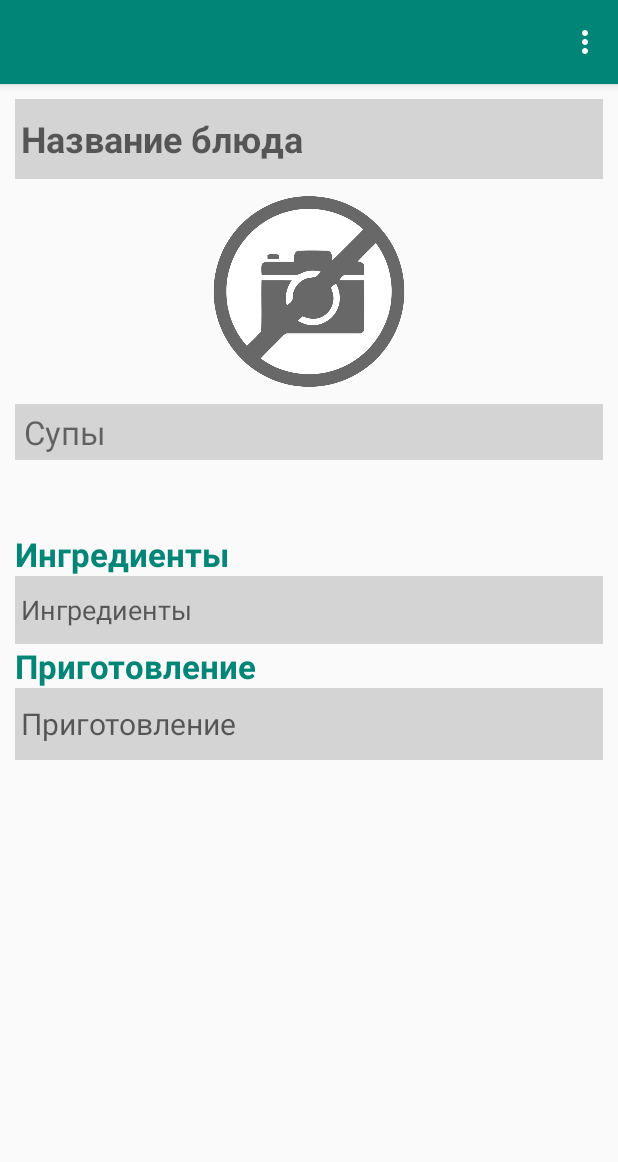
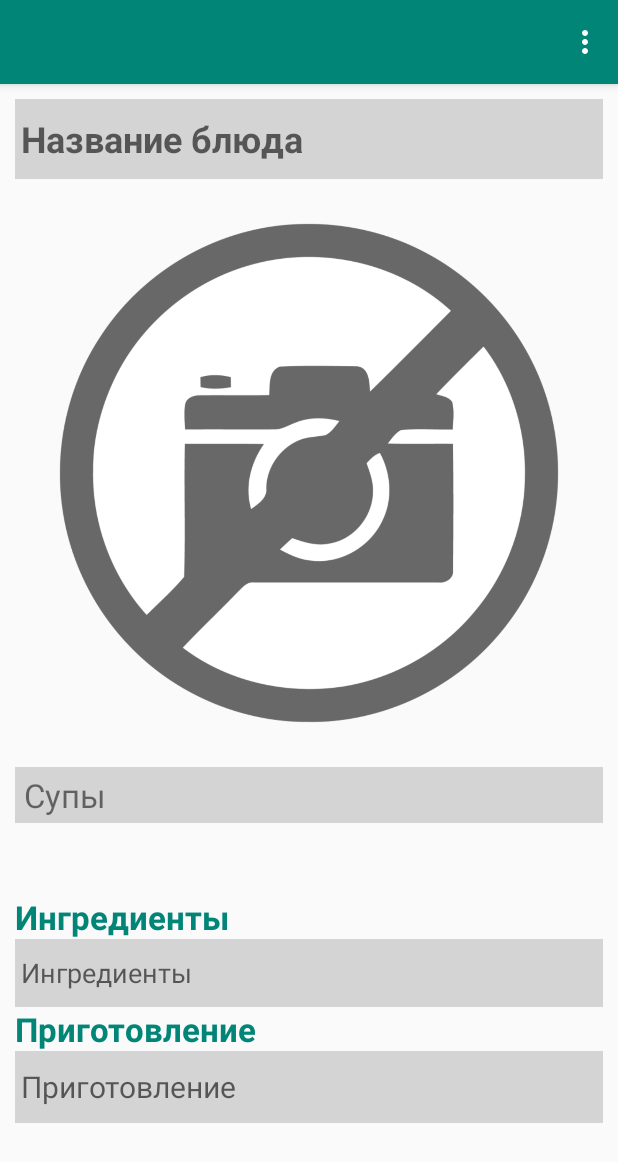
Before and after one commit to Anton9kin/Dishes, an Android app: the screen it shows after launch (DishDetail), in the options menu, after a tap on "Добавить рецепт", on a phone screen of 412 x 824 dp. Shown: the top 1162 px of the screen. Run offline under Robolectric (Android 15) with nearby library versions, the phone set to English and light mode, and no system bars; 5 statements that could not run were skipped.

Commit message:
Added round rectangle on ImageView

```diff
--- a/app/src/main/java/com/example/devyatkin/dishes/DishAdapter.java
+++ b/app/src/main/java/com/example/devyatkin/dishes/DishAdapter.java
@@ -59,6 +59,9 @@ public class DishAdapter extends ArrayAdapter<Dish> {
         public ViewHolder(View view){
             dishView = view.findViewById(R.id.dish_image);
             dishName = view.findViewById(R.id.dish_name);
+
+            dishView.setClipToOutline(true);
+            dishView.setBackgroundResource(R.drawable.rectangle_arround);
         }
     }
 }
--- /dev/null
+++ b/app/src/main/res/drawable/rectangle_arround.xml
@@ -0,0 +1,6 @@
+<?xml version="1.0" encoding="utf-8"?>
+<shape xmlns:android="http://schemas.android.com/apk/res/android">
+    <solid android:color="#FFFFFF"/>
+    <corners android:radius="15dp"/>
+    <padding android:left="0dp" android:top="0dp" android:right="0dp" android:bottom="0dp"/>
+</shape>
--- a/app/src/main/res/layout/dish_detail.xml
+++ b/app/src/main/res/layout/dish_detail.xml
@@ -29,11 +29,11 @@
 
             <ImageView
                 android:id="@+id/content_dish_image"
-                android:layout_weight="1"
-                android:layout_width="match_parent"
-                android:layout_height="match_parent"
-                android:adjustViewBounds="true"
-                android:maxHeight="150dp"/>
+                android:layout_width="wrap_content"
+                android:layout_height="wrap_content"
+                android:layout_gravity="center|center_horizontal"
+                android:scaleType="fitXY"
+                android:adjustViewBounds="true"/>
 
             <Spinner
                 android:id="@+id/choose_category_dish"
--- a/app/src/main/res/layout/list_dish.xml
+++ b/app/src/main/res/layout/list_dish.xml
@@ -17,6 +17,7 @@
             android:id="@+id/dish_image"
             android:layout_width="70dp"
             android:layout_height="50dp"
+            android:scaleType="fitXY"
             android:layout_marginEnd="16dp"
             />
 
```
Also changed, not shown: app/src/main/java/com/example/devyatkin/dishes/DishDetail.java (+32 -0 lines).
